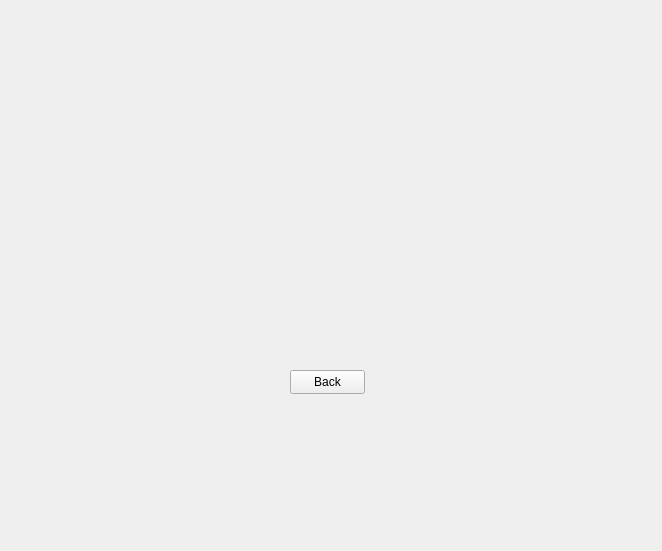
Before: the Qt Designer form modules/UI/src/usermeniu.ui in PerryVrajnitorincul26/proiectMCPP, drawn with Qt 5.
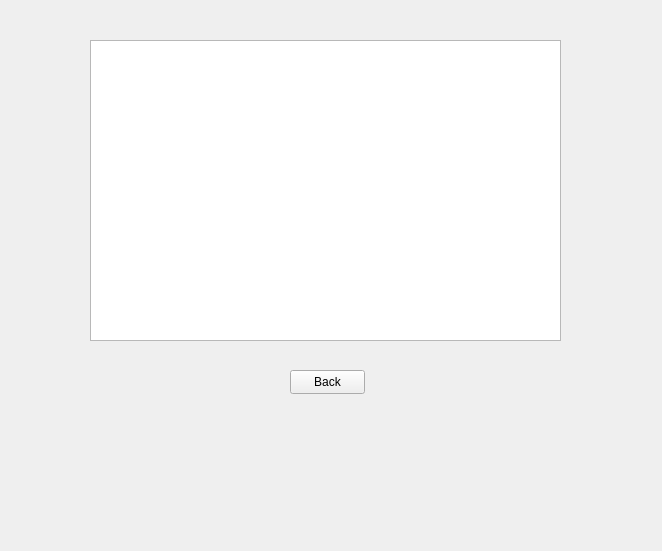
After: the same form once the commit is applied.

Commit message: Recommended movies are displayed in UI

What changed in the file:
```diff
--- a/modules/UI/src/usermeniu.ui
+++ b/modules/UI/src/usermeniu.ui
@@ -428,6 +428,16 @@
       <string>Back</string>
      </property>
     </widget>
+    <widget class="QTableView" name="recTableView_2">
+     <property name="geometry">
+      <rect>
+       <x>70</x>
+       <y>40</y>
+       <width>471</width>
+       <height>301</height>
+      </rect>
+     </property>
+    </widget>
    </widget>
    <widget class="QWidget" name="page_5">
     <widget class="QPushButton" name="recBackButton_1">
```
Left out of the diff: 10 changed lines with no effect on the pictures. The commit also changes 4 other files.
